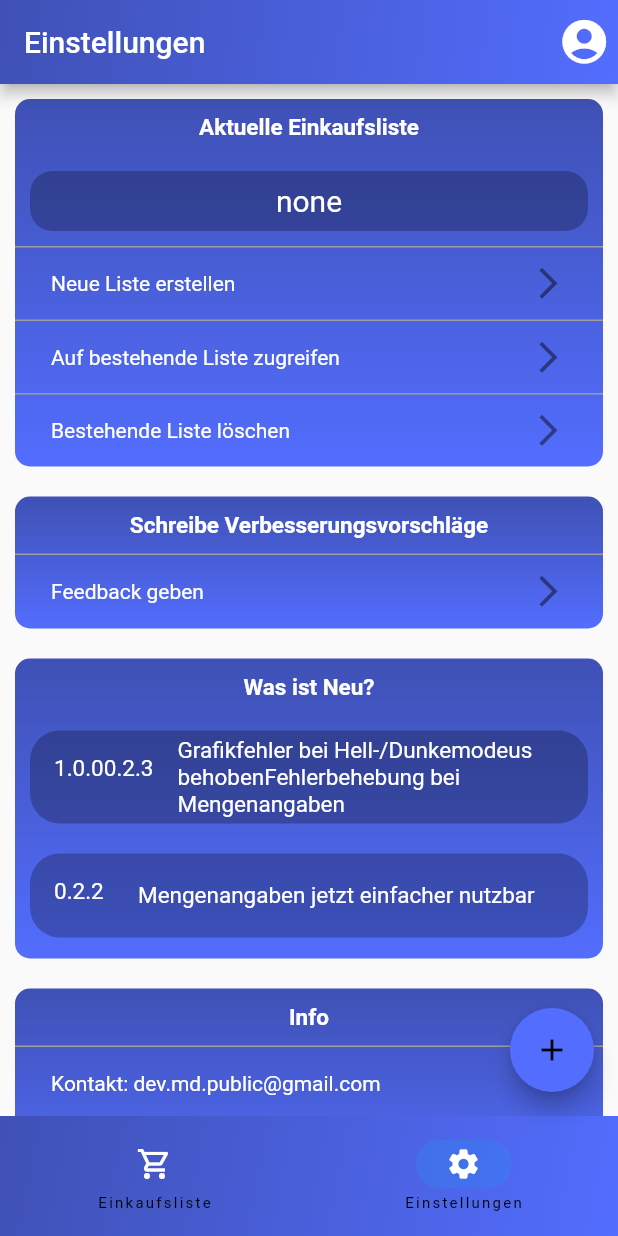
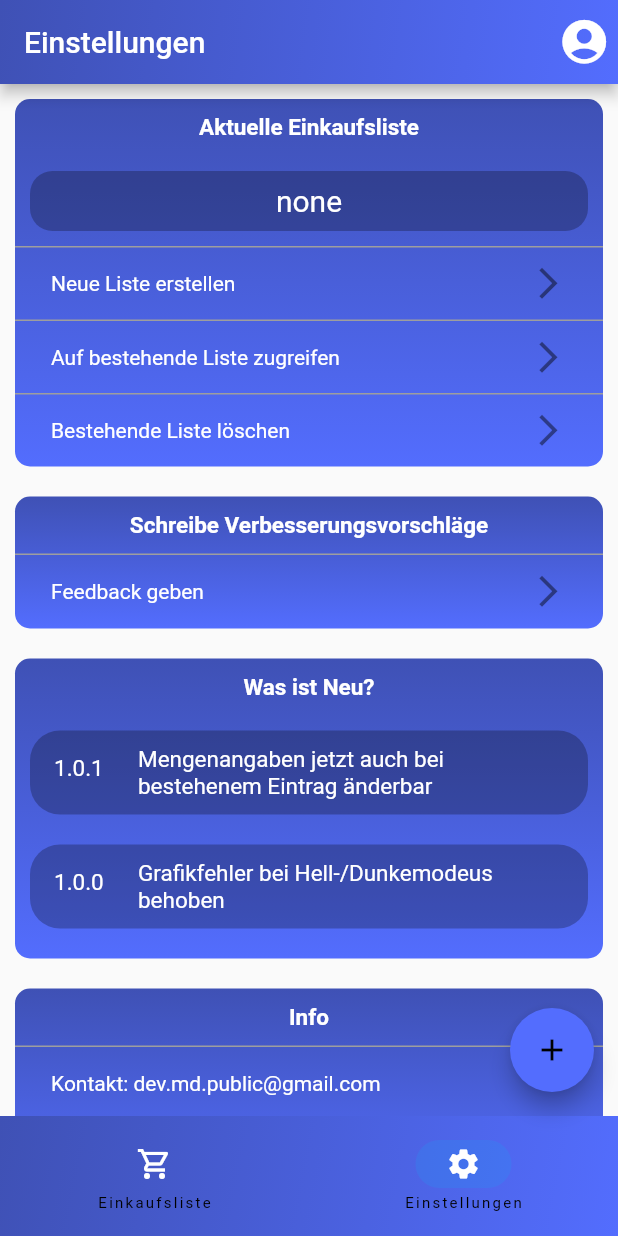
Before and after one commit to MagDeg/shoppinglist_2, a Flutter app: the screen it shows once a user with an empty profile is signed in, item 2 of the bottom bar chosen, on a phone screen of 412 x 824 dp. Run offline on Flutter 3.47's test engine with Material 2 defaults, Android fonts, the phone set to English and light mode, and no system bars; drawn by our look-alikes of flutter_speed_dial; our stand-ins replace cloud_firestore, email_validator, firebase_auth, firebase_core, flutter_slidable, shared_preferences; missing offline and left inert: flutter_barcode_scanner; accounts and stored records are empty.

Commit message:
1.0.1 - fixed bugs

```diff
--- a/lib/show_changes.dart
+++ b/lib/show_changes.dart
@@ -9,7 +9,8 @@ class ShowChanges extends StatefulWidget {
 class _ShowChangesState extends State<ShowChanges> {
 
   List <String> Changes = [
-    'Grafikfehler bei Hell-/Dunkemodeus behoben'
+    'Mengenangaben jetzt auch bei bestehenem Eintrag änderbar',
+    'Grafikfehler bei Hell-/Dunkemodeus behoben',
     'Fehlerbehebung bei Mengenangaben',
     'Mengenangaben jetzt einfacher nutzbar',
     'Löschen der Einträge durch Wischen vom linken zum rechten Rand',
@@ -29,7 +30,8 @@ class _ShowChangesState extends State<ShowChanges> {
     'Menge und/oder Produkt in Liste änderbar',
     'Listen mit PIN wechselbar'];
   List <String> Versions = [
-    '1.0.0'
+    '1.0.1',
+    '1.0.0',
     '0.2.3',
     '0.2.2',
     '0.2.1.3',
```
Also changed, not shown: lib/todo_builder.dart (+9 -1 lines).
